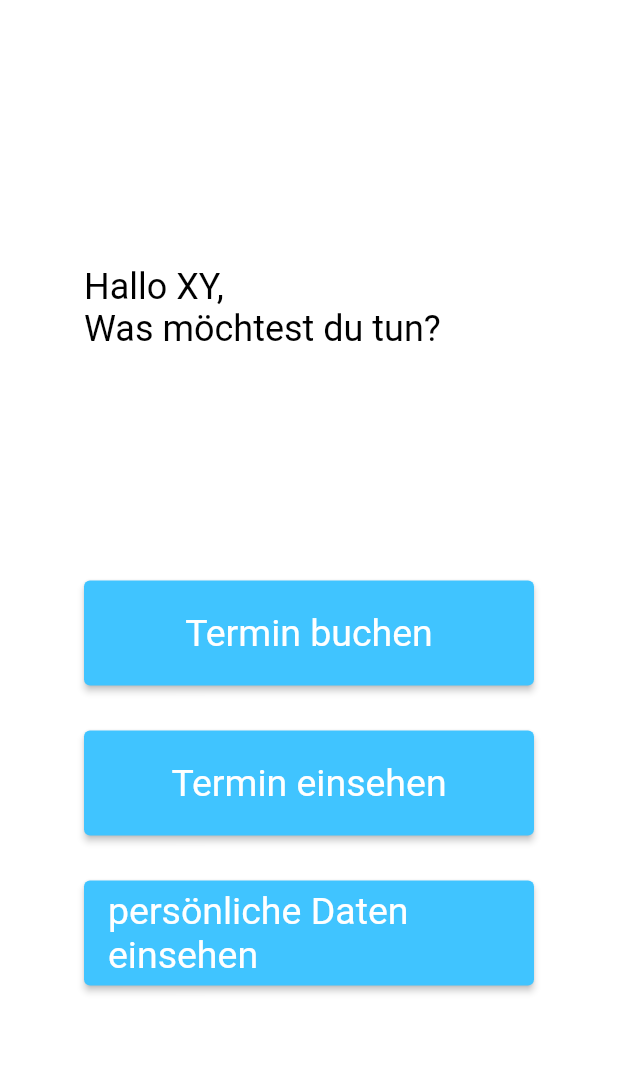
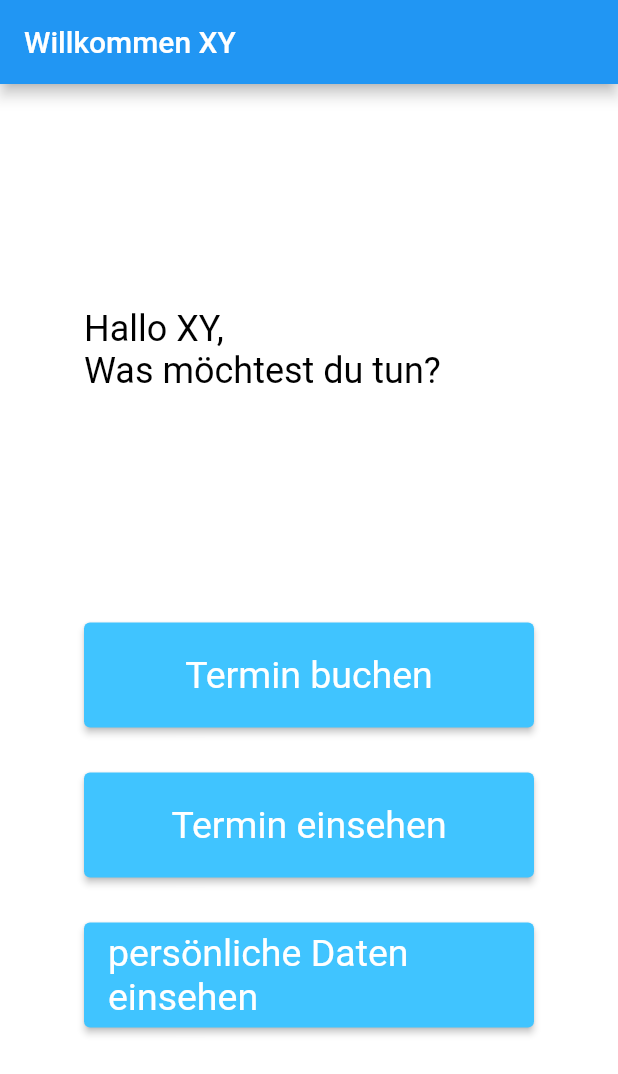
Before and after one commit to andelagrizelj/app_pooltest, a Flutter app: the Homepage screen opened directly, on a phone screen of 412 x 824 dp. Shown: the top 1074 px of the screen. Run offline on Flutter 3.47's test engine with Material 2 defaults, Android fonts, the phone set to English and light mode, and no system bars; our stand-ins replace page_transition.

Commit message:
Homepage wird nun mit korrektem Design geladen

```diff
--- a/lib/screen/home_page.dart
+++ b/lib/screen/home_page.dart
@@ -16,6 +16,73 @@ class _Homepage extends State<Homepage> {
     //final ButtonStyle style =
     //ElevatedButton.styleFrom(textStyle: const TextStyle(fontSize: 10));
 
+    return Scaffold(
+      appBar: AppBar(
+        title: Text("Willkommen XY"),
+      ),
+      body: Center(
+        child: Column(
+          mainAxisSize: MainAxisSize.min,
+          //mainAxisAlignment: MainAxisAlignment.center,
+          children: <Widget>[
+            Container(
+              margin: const EdgeInsets.all(10.0),
+              color: Colors.white,
+              width: 300.0,
+              height: 200.0,
+              alignment: Alignment.topLeft,
+              child: Text('Hallo XY, \nWas möchtest du tun?',
+                  style: Theme
+                      .of(context)
+                      .textTheme
+                      .headline5!
+                      .copyWith(color: Colors.black)),
+            ),
+            ElevatedButton(
+              style: ElevatedButton.styleFrom(
+                minimumSize: const Size(300, 70),
+                maximumSize: const Size(300, 70),
+                primary: Colors.lightBlueAccent,
+                textStyle: const TextStyle(
+                    color: Colors.black,
+                    fontSize: 25
+                ),
+              ),
+              //disabeln kann man wenn hier null steht
+              onPressed: () {},
+              child: const Text('Termin buchen'),
+            ),
+            const SizedBox(height: 30),
+            ElevatedButton(
+              style: ElevatedButton.styleFrom(
+                minimumSize: const Size(300, 70),
+                maximumSize: const Size(300, 70),
+                primary: Colors.lightBlueAccent,
+                textStyle: const TextStyle(
+                  fontSize: 25,
+                ),
+              ),
+              onPressed: () {},
+              child: const Text('Termin einsehen'),
+            ),
+            const SizedBox(height: 30),
+            ElevatedButton(
+              style: ElevatedButton.styleFrom(
+                minimumSize: const Size(300, 70),
+                maximumSize: const Size(300, 70),
+                primary: Colors.lightBlueAccent,
+                textStyle: const TextStyle(
+                  fontSize: 25,
+                ),
+              ),
+              onPressed: () {},
+              child: const Text('persönliche Daten einsehen'),
+            ),
+          ],
+        ),
+      )
+    );
+    /*
     return Center(
       child: Column(
         mainAxisSize: MainAxisSize.min,
@@ -76,6 +143,6 @@ class _Homepage extends State<Homepage> {
           ),
         ],
       ),
-    );
+    );*/
   }
 }
```
